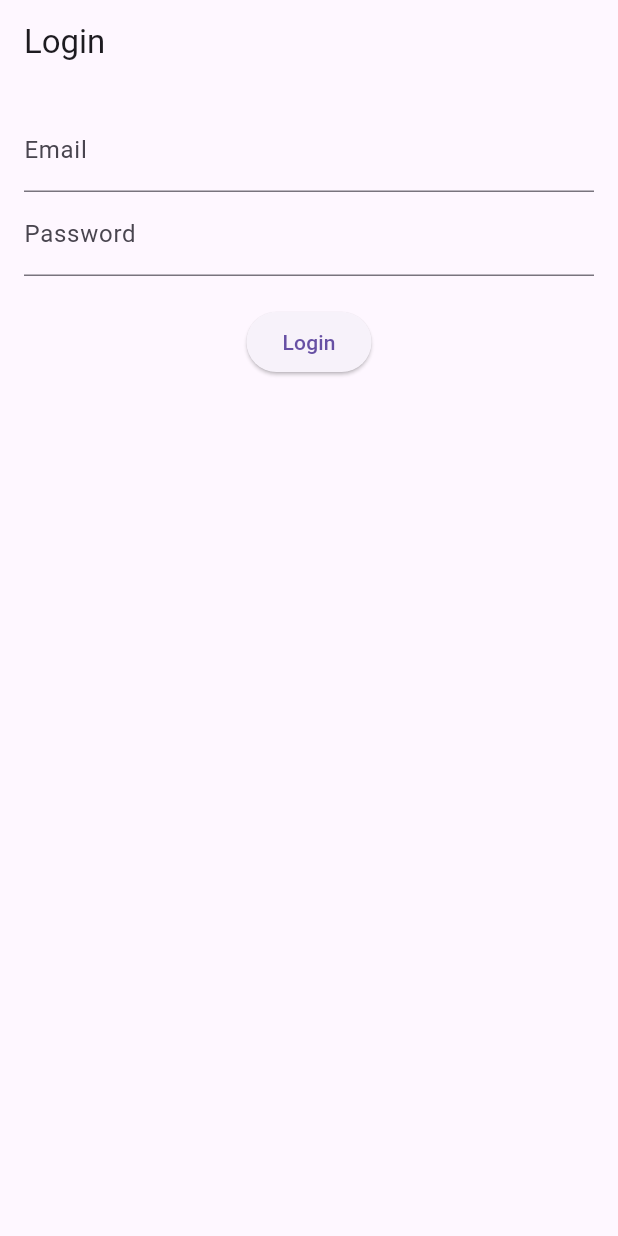
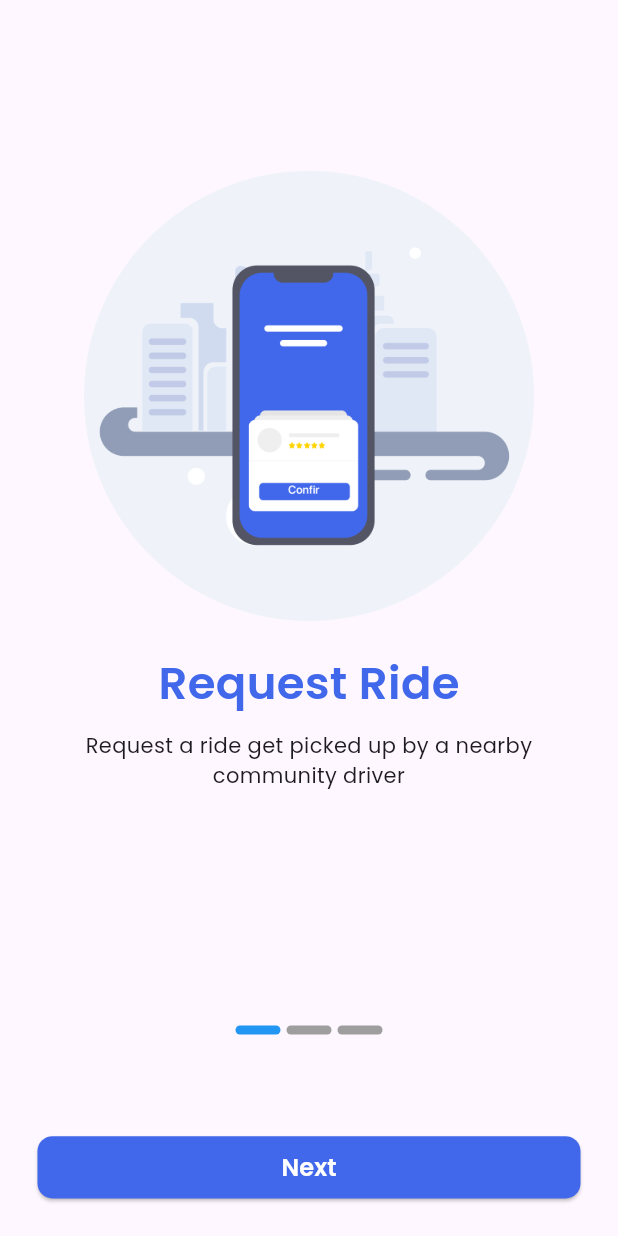
Before and after one commit to inijones/Jvec-Ride-Hailing-App, a Flutter app: the screen it shows after launch, on a phone screen of 412 x 824 dp. Run offline on Flutter 3.47's test engine with Material 3 defaults, Android fonts, the phone set to English and light mode, and no system bars; our stand-ins replace dio, get, google_fonts, permission_handler.

Commit message:
Completed the Onboarding

```diff
--- a/lib/main.dart
+++ b/lib/main.dart
@@ -1,9 +1,13 @@
 import 'package:flutter/material.dart';
 import 'package:get/get_navigation/src/root/get_material_app.dart';
 import 'package:get/get_navigation/src/routes/get_route.dart';
+import 'package:google_fonts/google_fonts.dart';
 import 'package:ride_hailing_app/screens/app/home_page.dart';
 import 'package:ride_hailing_app/screens/auth/login_page.dart';
 import 'package:ride_hailing_app/screens/auth/signup_page.dart';
+import 'package:ride_hailing_app/screens/onboarding/location_page.dart';
+import 'package:ride_hailing_app/screens/onboarding/onboarding_page.dart';
+import 'package:ride_hailing_app/screens/onboarding/splash_page.dart';
 
 void main() {
   runApp(const MyApp());
@@ -15,11 +19,25 @@ class MyApp extends StatelessWidget {
   @override
   Widget build(BuildContext context) {
     return GetMaterialApp(
-      initialRoute: '/login',
+      debugShowCheckedModeBanner: false,
+      initialRoute: '/splash',
+      theme: ThemeData(
+        textTheme: TextTheme(
+          headlineMedium: GoogleFonts.poppins(fontSize: 32, fontWeight: FontWeight.bold),
+          bodyMedium: GoogleFonts.poppins(fontSize: 16),
+          displayMedium: GoogleFonts.poppins(fontSize: 18, fontWeight: FontWeight.w600),
+        ),
+        primarySwatch: Colors.blue,
+      ),
       getPages: [
+        // Onboarding Pages
+        GetPage(name: '/splash', page: () => const SplashPage()),
+        GetPage(name: '/onboarding', page: () => const OnboardingPage()),
+        GetPage(name: '/location', page: () => const LocationRequestPage()),
+        // Auth Pages
         GetPage(name: '/login', page: () => LoginPage()),
         GetPage(name: '/sign-up', page: () => SignUpPage()),
-        // Add more routes for your app
+        // App Pages
         GetPage(name: '/home', page: () => const HomePage(userEmail: '')),
       ],
     );
--- /dev/null
+++ b/lib/screens/onboarding/onboarding_page.dart
@@ -0,0 +1,139 @@
+import 'package:flutter/material.dart';
+import 'package:get/get.dart';
+import 'package:google_fonts/google_fonts.dart';
+
+class OnboardingPage extends StatefulWidget {
+  const OnboardingPage({super.key});
+
+  @override
+  _OnboardingPageState createState() => _OnboardingPageState();
+}
+
+class _OnboardingPageState extends State<OnboardingPage> {
+  final PageController _pageController = PageController();
+  int currentPage = 0;
+
+  final List<Map<String, String>> onboardingData = [
+    {
+      'image': 'assets/onboard_image1.png',
+      'title': 'Request Ride',
+      'description':
+          'Request a ride get picked up by a nearby community driver',
+    },
+    {
+      'image': 'assets/onboard_image2.png',
+      'title': 'Confirm Your Driver',
+      'description':
+          'Huge driver network helps you find comfortable, safe and cheap ride',
+    },
+    {
+      'image': 'assets/onboard_image3.png',
+      'title': 'Track Your Ride',
+      'description':
+          'Know your driver in advance and be able to view current location in real time on the map',
+    },
+  ];
+
+  @override
+  Widget build(BuildContext context) {
+    return Scaffold(
+      body: Column(
+        children: [
+          Expanded(
+            flex: 7,
+            child: PageView.builder(
+              controller: _pageController,
+              onPageChanged: (index) {
+                setState(() {
+                  currentPage = index;
+                });
+              },
+              itemCount: onboardingData.length,
+              itemBuilder: (context, index) {
+                final data = onboardingData[index];
+                return Column(
+                  mainAxisAlignment: MainAxisAlignment.center,
+                  children: [
+                    Image.asset(data['image'] ?? '', height: 300),
+                    const SizedBox(height: 20),
+                    Text(
+                      data['title'] ?? '',
+                      style: GoogleFonts.poppins(
+                        fontSize: 30,
+                        fontWeight: FontWeight.w600,
+                        color: const Color(0xff4168EB),
+                      ),
+                    ),
+                    const SizedBox(height: 10),
+                    SizedBox(
+                      width: 300,
+                      child: Text(
+                        data['description'] ?? '',
+                        textAlign: TextAlign.center,
+                        style: GoogleFonts.poppins(fontSize: 14),
+                      ),
+                    ),
+                  ],
+                );
+              },
+            ),
+          ),
+          Expanded(
+            flex: 1,
+            child: Row(
+              mainAxisAlignment: MainAxisAlignment.center,
+              children: List.generate(
+                onboardingData.length,
+                (index) => Container(
+                  margin: const EdgeInsets.symmetric(horizontal: 2),
+                  width: 30,
+                  height: 6,
+                  decoration: BoxDecoration(
+                    borderRadius: const BorderRadius.all(Radius.circular(6)),
+                    color: currentPage == index ? Colors.blue : Colors.grey,
+                  ),
+                ),
+              ),
+            ),
+          ),
+          Expanded(
+            flex: 1,
+            child: Padding(
+              padding: const EdgeInsets.all(25.0),
+              child: SizedBox(
+                width: double.infinity,
+                child: ElevatedButton(
+                  style: ElevatedButton.styleFrom(
+                    backgroundColor: const Color(0xff4168EB),
+                    shape: RoundedRectangleBorder(
+                      borderRadius: BorderRadius.circular(10),
+                    ),
+                  ),
+                  onPressed: () {
+                    if (currentPage == onboardingData.length - 1) {
+                      Get.offAllNamed('/location');
+                    } else {
+                      _pageController.nextPage(
+                        duration: const Duration(milliseconds: 300),
+                        curve: Curves.easeInOut,
+                      );
+                    }
+                  },
+                  child: Text(
+                    currentPage == onboardingData.length - 1
+                        ? 'Get Started'
+                        : 'Next',
+                    style: GoogleFonts.poppins(
+                        fontSize: 16,
+                        fontWeight: FontWeight.w600,
+                        color: Colors.white),
+                  ),
+                ),
+              ),
+            ),
+          ),
+        ],
+      ),
+    );
+  }
+}
```
Also changed, not shown: lib/screens/onboarding/location_page.dart (added, +111 -0 lines), lib/screens/onboarding/splash_page.dart (added, +30 -0 lines), pubspec.yaml (+4 -6 lines), assets/jvec_logo.jpeg (renamed from assets/jvec_solutions_logo.jpeg), assets/location_image.png (added), assets/login_bg.png (added), assets/onboard_image1.png (added), assets/onboard_image2.png (added), assets/onboard_image3.png (added), assets/path_icon.png (added), assets/splash.jpg (added), pubspec.lock, 6 other files.
